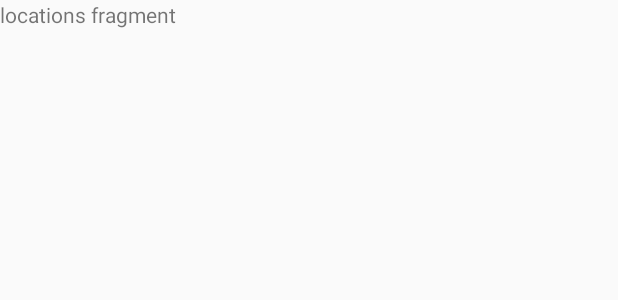
After one commit to vheinamaki/weather-app, an Android app: the layout fragment_locations.xml on its own in the app's theme, with its tools: preview values and no code run, on a phone screen of 412 x 824 dp. The commit adds this screen. Shown: the top 300 px of the screen. Run offline under Robolectric (Android 15) with nearby library versions, the phone set to English and light mode, and no system bars.

Commit message:
Add rudimentary navigation between fragments
Add empty LocationsFragment implementation to test this

```diff
--- a/app/build.gradle
+++ b/app/build.gradle
@@ -55,9 +55,5 @@ dependencies {
     // Fragment support
     def fragment_version = "1.3.3"
 
-    // Java language implementation
-    implementation "androidx.fragment:fragment:$fragment_version"
-    // Kotlin
     implementation "androidx.fragment:fragment-ktx:$fragment_version"
-
 }
--- /dev/null
+++ b/app/src/main/res/layout/fragment_locations.xml
@@ -0,0 +1,14 @@
+<?xml version="1.0" encoding="utf-8"?>
+<LinearLayout xmlns:android="http://schemas.android.com/apk/res/android"
+    xmlns:tools="http://schemas.android.com/tools"
+    android:layout_width="match_parent"
+    android:layout_height="match_parent"
+    tools:context=".LocationsFragment"
+    android:orientation="vertical">
+
+    <TextView
+        android:layout_width="match_parent"
+        android:layout_height="wrap_content"
+        android:text="locations fragment" />
+
+</LinearLayout>
```
Also changed, not shown: app/src/main/java/fi/tuni/genericweatherapp/LocationsFragment.kt (added, +7 -0 lines), app/src/main/java/fi/tuni/genericweatherapp/MainActivity.kt (+24 -1 lines).
